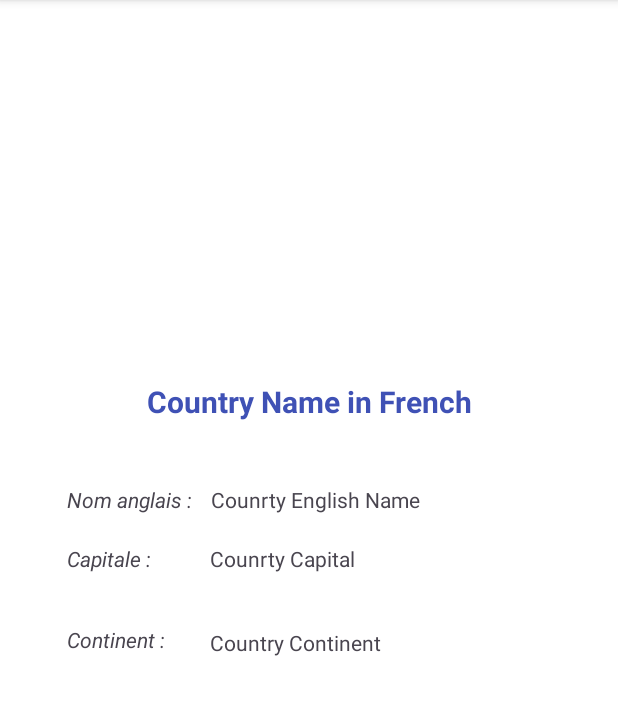
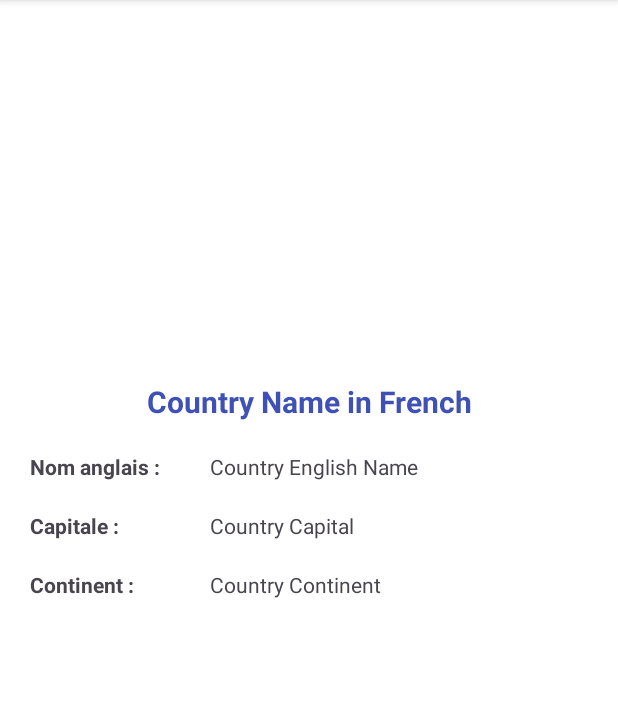
Before and after one commit to Elea54/ProjetMaterielsMobile, an Android app: the CountryDetailsActivity screen opened directly, with no data from a screen before it, on a phone screen of 412 x 824 dp, the part 96-811 px from its top. Run offline under Robolectric (Android 15) with nearby library versions, the phone set to English and light mode, and no system bars; our stand-ins replace Picasso; pictures from the network do not load.

Commit message:
Réfraction design

```diff
--- a/app/src/main/res/layout/activity_county_details.xml
+++ b/app/src/main/res/layout/activity_county_details.xml
@@ -5,43 +5,6 @@
     android:id="@+id/layout_details"
     android:layout_width="match_parent"
     android:layout_height="match_parent">
-
-    <TextView
-        android:id="@+id/counrty_capital_details_textView"
-        android:layout_width="wrap_content"
-        android:layout_height="wrap_content"
-        android:layout_marginTop="20dp"
-        android:layout_marginEnd="175dp"
-        android:text="Counrty Capital"
-        app:layout_constraintEnd_toEndOf="parent"
-        app:layout_constraintStart_toStartOf="@+id/guideline3"
-        app:layout_constraintTop_toBottomOf="@+id/counrty_english_name_details_textView" />
-
-    <TextView
-        android:id="@+id/textView2"
-        android:layout_width="wrap_content"
-        android:layout_height="wrap_content"
-        android:layout_marginTop="20dp"
-        android:layout_marginEnd="30dp"
-        android:layout_marginBottom="310dp"
-        android:text="Continent :"
-        android:textStyle="italic"
-        app:layout_constraintBottom_toBottomOf="parent"
-        app:layout_constraintEnd_toStartOf="@+id/counrty_continent_details_textView"
-        app:layout_constraintStart_toStartOf="@+id/guideline"
-        app:layout_constraintTop_toBottomOf="@+id/textView3" />
-
-    <TextView
-        android:id="@+id/textView3"
-        android:layout_width="wrap_content"
-        android:layout_height="wrap_content"
-        android:layout_marginTop="20dp"
-        android:layout_marginEnd="39dp"
-        android:text="Capitale :"
-        android:textStyle="italic"
-        app:layout_constraintEnd_toStartOf="@+id/counrty_capital_details_textView"
-        app:layout_constraintStart_toStartOf="@+id/guideline"
-        app:layout_constraintTop_toBottomOf="@+id/textView4" />
 
     <ImageView
         android:id="@+id/country_flag_details_imageView"
@@ -67,53 +30,75 @@
         app:layout_constraintStart_toStartOf="parent"
         app:layout_constraintTop_toBottomOf="@+id/country_flag_details_imageView" />
 
-    <TextView
-        android:id="@+id/textView4"
-        android:layout_width="wrap_content"
-        android:layout_height="wrap_content"
-        android:layout_marginTop="42dp"
-        android:layout_marginEnd="12dp"
-        android:text="Nom anglais :"
-        android:textStyle="italic"
-        app:layout_constraintEnd_toStartOf="@+id/counrty_english_name_details_textView"
-        app:layout_constraintStart_toStartOf="@+id/guideline"
-        app:layout_constraintTop_toBottomOf="@+id/country_name_fr_details_textView" />
-
     <androidx.constraintlayout.widget.Guideline
-        android:id="@+id/guideline"
+        android:id="@+id/start_guideline"
         android:layout_width="wrap_content"
         android:layout_height="wrap_content"
         android:orientation="vertical"
-        app:layout_constraintGuide_begin="44dp" />
+        app:layout_constraintGuide_begin="20dp" />
 
     <androidx.constraintlayout.widget.Guideline
-        android:id="@+id/guideline3"
+        android:id="@+id/end_guideline"
         android:layout_width="wrap_content"
         android:layout_height="wrap_content"
         android:orientation="vertical"
         app:layout_constraintGuide_begin="140dp" />
 
     <TextView
+        android:id="@+id/textView4"
+        android:layout_width="wrap_content"
+        android:layout_height="wrap_content"
+        android:layout_marginTop="20dp"
+        android:text="Nom anglais :"
+        android:textStyle="bold"
+        app:layout_constraintStart_toStartOf="@+id/start_guideline"
+        app:layout_constraintTop_toBottomOf="@+id/country_name_fr_details_textView" />
+
+    <TextView
         android:id="@+id/counrty_english_name_details_textView"
         android:layout_width="wrap_content"
         android:layout_height="wrap_content"
-        android:layout_marginTop="42dp"
-        android:layout_marginEnd="132dp"
-        android:text="Counrty English Name"
-        app:layout_constraintEnd_toEndOf="parent"
-        app:layout_constraintStart_toStartOf="@+id/guideline3"
+        android:layout_marginTop="20dp"
+        android:text="Country English Name"
+        app:layout_constraintStart_toStartOf="@+id/end_guideline"
         app:layout_constraintTop_toBottomOf="@+id/country_name_fr_details_textView" />
+
+    <TextView
+        android:id="@+id/textView3"
+        android:layout_width="wrap_content"
+        android:layout_height="wrap_content"
+        android:layout_marginTop="20dp"
+        android:text="Capitale :"
+        android:textStyle="bold"
+        app:layout_constraintStart_toStartOf="@+id/start_guideline"
+        app:layout_constraintTop_toBottomOf="@+id/textView4" />
+
+    <TextView
+        android:id="@+id/counrty_capital_details_textView"
+        android:layout_width="wrap_content"
+        android:layout_height="wrap_content"
+        android:layout_marginTop="20dp"
+        android:text="Country Capital"
+        app:layout_constraintStart_toStartOf="@+id/end_guideline"
+        app:layout_constraintTop_toBottomOf="@+id/counrty_english_name_details_textView" />
+
+    <TextView
+        android:id="@+id/textView2"
+        android:layout_width="wrap_content"
+        android:layout_height="wrap_content"
+        android:layout_marginTop="20dp"
+        android:text="Continent :"
+        android:textStyle="bold"
+        app:layout_constraintStart_toStartOf="@+id/start_guideline"
+        app:layout_constraintTop_toBottomOf="@+id/textView3" />
 
     <TextView
         android:id="@+id/counrty_continent_details_textView"
         android:layout_width="wrap_content"
         android:layout_height="wrap_content"
-        android:layout_marginTop="22dp"
-        android:layout_marginEnd="158dp"
-        android:layout_marginBottom="308dp"
+        android:layout_marginTop="20dp"
         android:text="Country Continent"
-        app:layout_constraintBottom_toBottomOf="parent"
-        app:layout_constraintEnd_toEndOf="parent"
-        app:layout_constraintStart_toStartOf="@+id/guideline3"
+        app:layout_constraintStart_toStartOf="@+id/end_guideline"
         app:layout_constraintTop_toBottomOf="@+id/counrty_capital_details_textView" />
+
 </androidx.constraintlayout.widget.ConstraintLayout>
```
Also changed, not shown: app/src/main/java/fr/epf/min2/projetandroid/ListCountriesActivity.kt (+11 -3 lines), app/src/main/res/layout/country_view.xml (+21 -5 lines).
